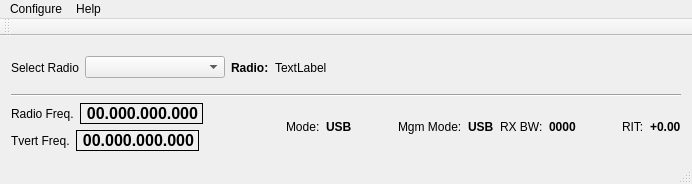
The window that mqt/MqtRigControl/rigcontrolmainwindow.ui (zsteva/backup-minos2) describes before a commit, drawn with Qt 5.
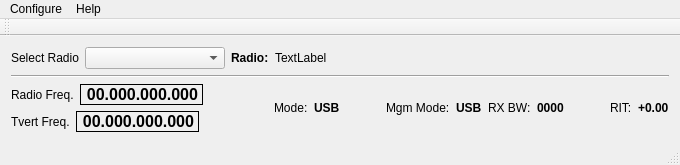
The same window after the commit.

Commit message: fixed transvert tabs not appearing and loading values

```diff
--- a/mqt/MqtRigControl/rigcontrolmainwindow.ui
+++ b/mqt/MqtRigControl/rigcontrolmainwindow.ui
@@ -6,15 +6,15 @@
    <rect>
     <x>0</x>
     <y>0</y>
-    <width>692</width>
-    <height>184</height>
+    <width>680</width>
+    <height>163</height>
    </rect>
   </property>
   <property name="windowTitle">
    <string>Minos Rig Control</string>
   </property>
   <widget class="QWidget" name="centralWidget">
-   <layout class="QHBoxLayout" name="horizontalLayout_3">
+   <layout class="QVBoxLayout" name="verticalLayout_3">
     <item>
      <layout class="QVBoxLayout" name="verticalLayout_2">
       <item>
@@ -314,7 +314,7 @@
     <rect>
      <x>0</x>
      <y>0</y>
-     <width>692</width>
+     <width>680</width>
      <height>21</height>
     </rect>
    </property>
```
The commit also changes 6 other files.
